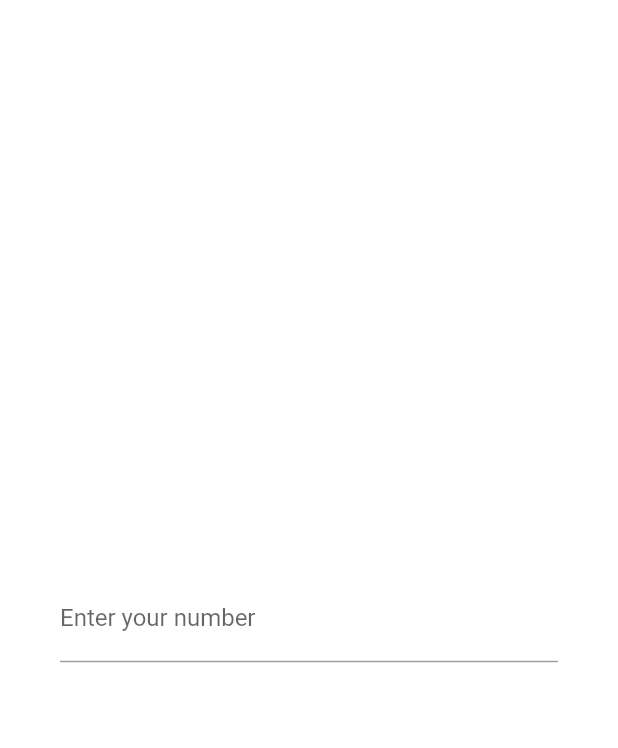
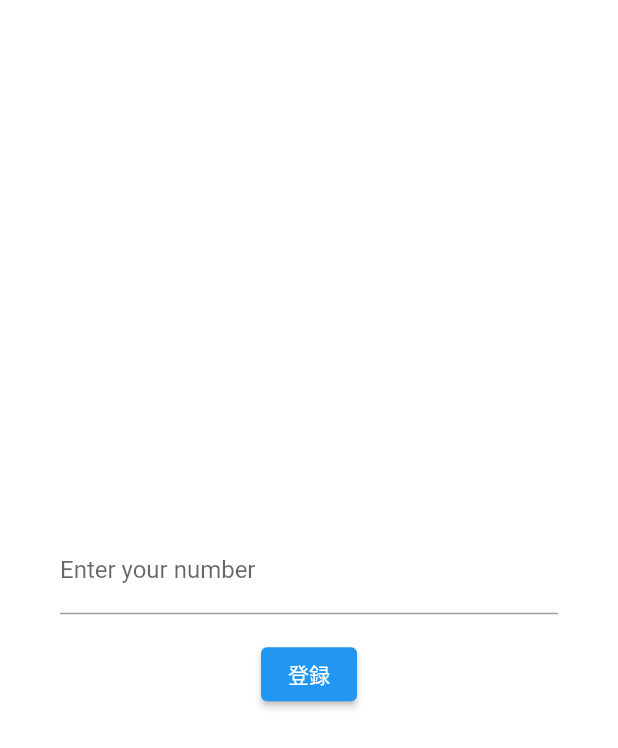
Before and after one commit to tanvimittal/watching-flutter, a Flutter app: the screen it shows after launch, on a phone screen of 412 x 824 dp. Shown: the top 748 px of the screen. Run offline on Flutter 3.47's test engine with Material 2 defaults, Android fonts, the phone set to English and light mode, and no system bars; our stand-ins replace dio; generated files the repository leaves out were written again.

```diff
--- a/lib/main.dart
+++ b/lib/main.dart
@@ -1,5 +1,6 @@
 import 'package:flutter/material.dart';
-import 'package:flutter/services.dart';
+import 'package:watching_flutter/ui/phone_number.dart';
+
 
 void main() {
   runApp(MyApp());
@@ -12,15 +13,6 @@ class MyApp extends StatelessWidget {
     return MaterialApp(
       title: 'Flutter Demo',
       theme: ThemeData(
-        // This is the theme of your application.
-        //
-        // Try running your application with "flutter run". You'll see the
-        // application has a blue toolbar. Then, without quitting the app, try
-        // changing the primarySwatch below to Colors.green and then invoke
-        // "hot reload" (press "r" in the console where you ran "flutter run",
-        // or simply save your changes to "hot reload" in a Flutter IDE).
-        // Notice that the counter didn't reset back to zero; the application
-        // is not restarted.
         primarySwatch: Colors.blue,
       ),
       home: MyHomePage(title: 'Flutter Demo Home Page'),
@@ -31,15 +23,6 @@ class MyApp extends StatelessWidget {
 class MyHomePage extends StatefulWidget {
   MyHomePage({Key key, this.title}) : super(key: key);
 
-  // This widget is the home page of your application. It is stateful, meaning
-  // that it has a State object (defined below) that contains fields that affect
-  // how it looks.
-
-  // This class is the configuration for the state. It holds the values (in this
-  // case the title) provided by the parent (in this case the App widget) and
-  // used by the build method of the State. Fields in a Widget subclass are
-  // always marked "final".
-
   final String title;
 
   @override
@@ -49,22 +32,6 @@ class MyHomePage extends StatefulWidget {
 class _MyHomePageState extends State<MyHomePage> {
   @override
   Widget build(BuildContext context) {
-    return new Scaffold(
-      backgroundColor: Colors.white,
-      body: new Container(
-          padding: const EdgeInsets.all(40.0),
-          child: new Column(
-            mainAxisAlignment: MainAxisAlignment.center,
-            children: <Widget>[
-              new TextField(
-                decoration: new InputDecoration(labelText: "Enter your number"),
-                keyboardType: TextInputType.number,
-                inputFormatters: <TextInputFormatter>[
-                  FilteringTextInputFormatter.digitsOnly
-                ], // Only numbers can be entered
-              ),
-            ],
-          )),
-    );
+    return PhoneNumber();
   }
 }
--- /dev/null
+++ b/lib/ui/phone_number.dart
@@ -0,0 +1,42 @@
+import 'package:flutter/material.dart';
+import 'package:flutter/services.dart';
+import 'package:watching_flutter/http_service.dart';
+
+class PhoneNumber extends StatelessWidget {
+
+  HttpService http;
+  Future getUser () async {
+    //http.postRequest("/users", "fd");
+  }
+
+  @override
+  Widget build(BuildContext context) {
+    return Scaffold(
+      backgroundColor: Colors.white,
+      body: Container(
+          padding: const EdgeInsets.all(40.0),
+          child: new Column(
+            mainAxisAlignment: MainAxisAlignment.center,
+            children: <Widget>[
+              new TextField(
+                decoration: new InputDecoration(labelText: "Enter your number"),
+                keyboardType: TextInputType.number,
+                inputFormatters: <TextInputFormatter>[
+                  FilteringTextInputFormatter.digitsOnly
+                ], // Only numbers can be entered
+              ),
+              SizedBox(
+                height: 16.0,
+              ),
+              ElevatedButton(
+                  onPressed: (
+                      ){},
+              child: Text('登録'),)
+            ],
+          )),
+    );
+  }
+
+
+
+}
--- a/pubspec.yaml
+++ b/pubspec.yaml
@@ -28,10 +28,13 @@ dependencies:
   # The following adds the Cupertino Icons font to your application.
   # Use with the CupertinoIcons class for iOS style icons.
   cupertino_icons: ^1.0.2
+  dio: ^4.0.0
+  json_serializable: ^3.5.1
 
 dev_dependencies:
   flutter_test:
     sdk: flutter
+  build_runner: ^1.11.5
 
 # For information on the generic Dart part of this file, see the
 # following page: https://dart.dev/tools/pub/pubspec
```
Also changed, not shown: lib/http_service.dart (added, +55 -0 lines), lib/model/phone_number_post.dart (added, +19 -0 lines), lib/model/user.dart (added, +18 -0 lines), lib/model/user_post.dart (added, +18 -0 lines), lib/model/phone_number_post.g.dart (added), lib/model/user.g.dart (added), lib/model/user_post.g.dart (added), pubspec.lock.
